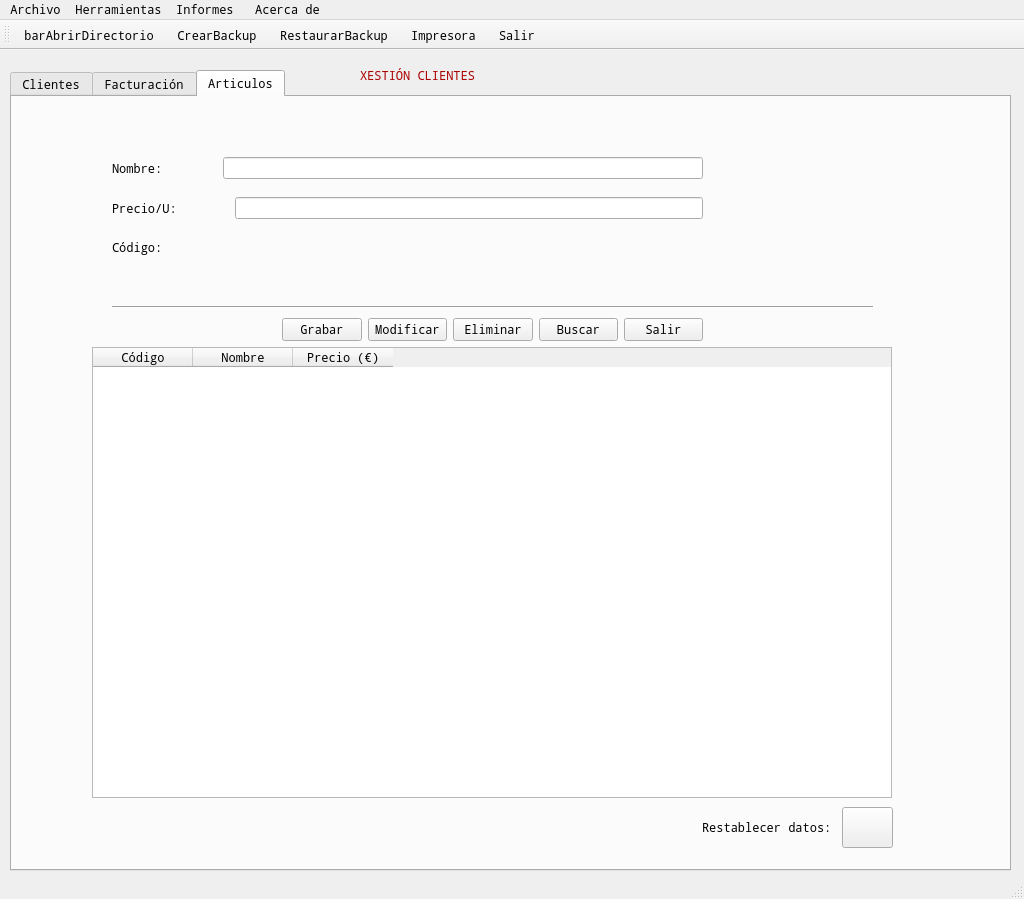
First picture: the form in window.ui, repository rulonunhez/nunezsantos, before the edit.
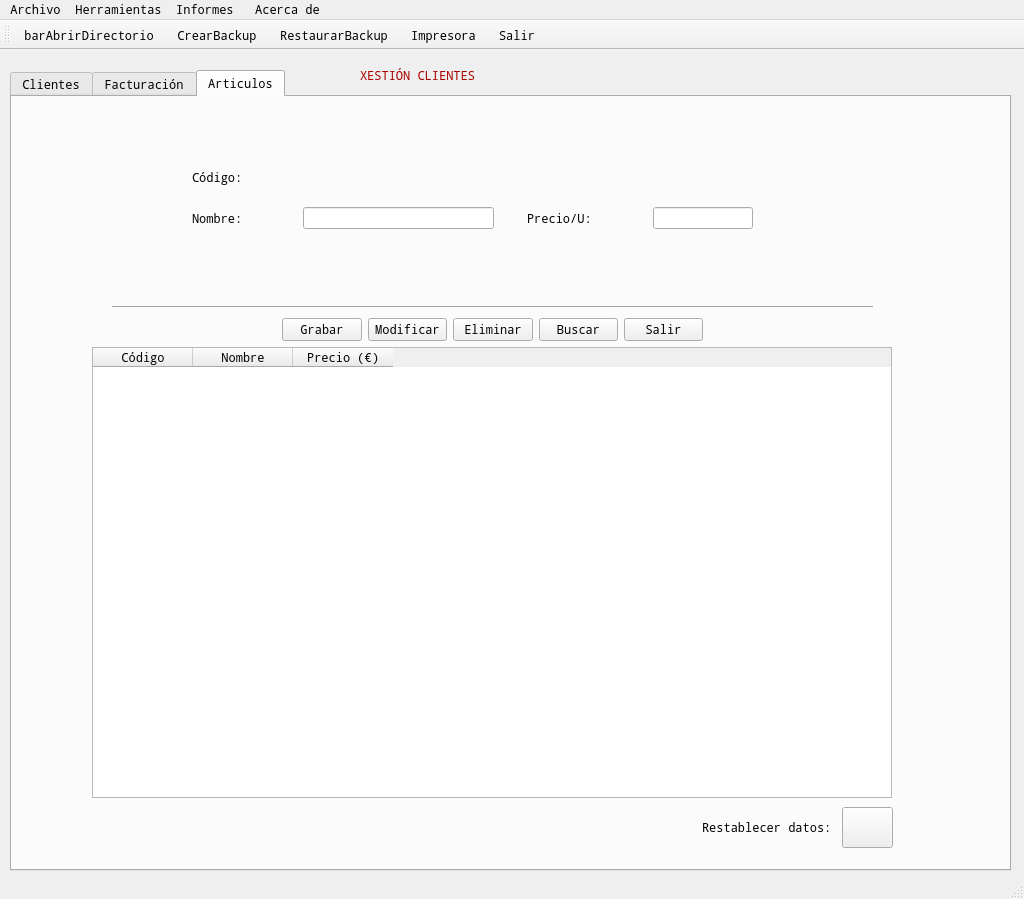
Second picture: the form after the edit. The open tabs and pages were chosen to show the change. Icons and pictures are not drawn.

The edit to the form file:
```diff
--- a/window.ui
+++ b/window.ui
@@ -1183,9 +1183,9 @@
      <widget class="QWidget" name="horizontalLayoutWidget_7">
       <property name="geometry">
        <rect>
-        <x>100</x>
-        <y>60</y>
-        <width>591</width>
+        <x>180</x>
+        <y>110</y>
+        <width>561</width>
         <height>22</height>
        </rect>
       </property>
@@ -1217,21 +1217,22 @@
          </property>
         </widget>
        </item>
-      </layout>
-     </widget>
-     <widget class="QWidget" name="horizontalLayoutWidget_8">
-      <property name="geometry">
-       <rect>
-        <x>100</x>
-        <y>100</y>
-        <width>591</width>
-        <height>22</height>
-       </rect>
-      </property>
-      <layout class="QHBoxLayout" name="horizontalLayout_8">
-       <property name="spacing">
-        <number>0</number>
-       </property>
+       <item>
+        <spacer name="horizontalSpacer_3">
+         <property name="orientation">
+          <enum>Qt::Horizontal</enum>
+         </property>
+         <property name="sizeType">
+          <enum>QSizePolicy::Fixed</enum>
+         </property>
+         <property name="sizeHint" stdset="0">
+          <size>
+           <width>30</width>
+           <height>20</height>
+          </size>
+         </property>
+        </spacer>
+       </item>
        <item>
         <widget class="QLabel" name="lblPrecioArt">
          <property name="styleSheet">
@@ -1254,6 +1255,15 @@
            <verstretch>0</verstretch>
           </sizepolicy>
          </property>
+         <property name="maximumSize">
+          <size>
+           <width>100</width>
+           <height>16777215</height>
+          </size>
+         </property>
+         <property name="maxLength">
+          <number>32538</number>
+         </property>
         </widget>
        </item>
       </layout>
@@ -1261,9 +1271,9 @@
      <widget class="QWidget" name="horizontalLayoutWidget_9">
       <property name="geometry">
        <rect>
-        <x>100</x>
-        <y>140</y>
-        <width>591</width>
+        <x>180</x>
+        <y>70</y>
+        <width>211</width>
         <height>21</height>
        </rect>
       </property>
@@ -1289,6 +1299,9 @@
          <property name="text">
           <string/>
          </property>
+         <property name="alignment">
+          <set>Qt::AlignCenter</set>
+         </property>
         </widget>
        </item>
       </layout>
```
Left out of the diff: 21 changed lines with no effect on the pictures.
